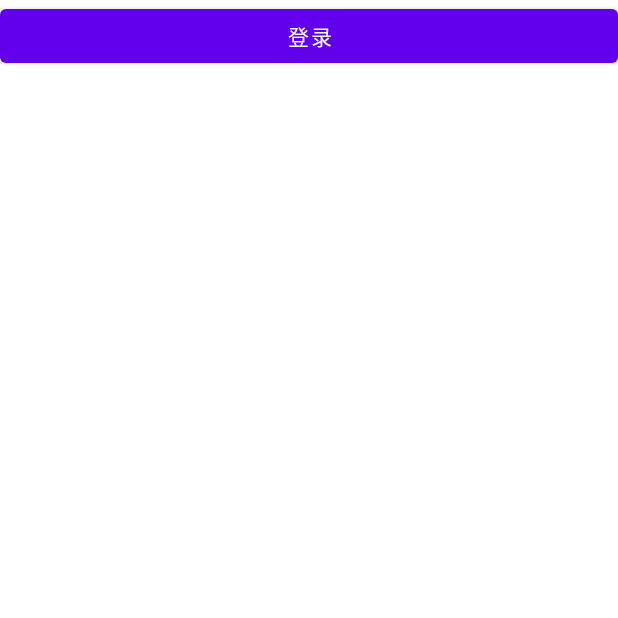
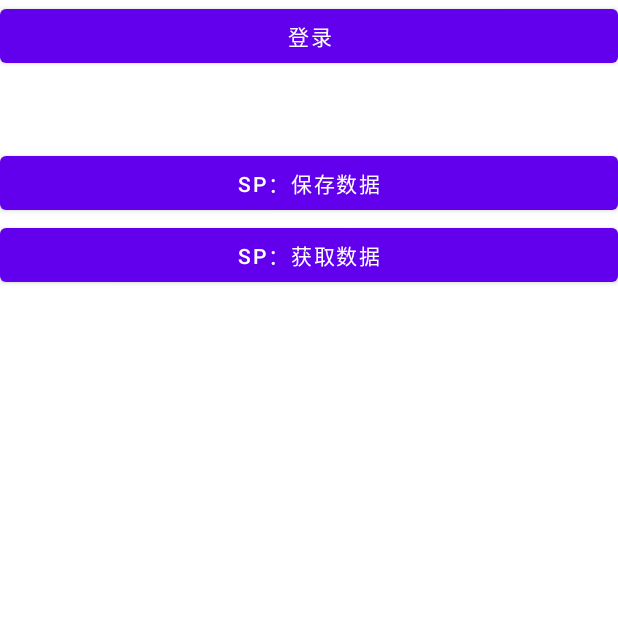
Before and after one commit to StevenMayD/AndroidLearning, an Android app: the screen it shows after launch (RxLoginActivity), after a tap on "登录", on a phone screen of 412 x 824 dp, the top half of it. Run offline under Robolectric (Android 15) with nearby library versions, the phone set to English and light mode, and no system bars; our stand-ins replace RxJava.

Commit message:
15、数据存储 - SP： 1. sp的简单使用

```diff
--- a/app/src/main/java/com/example/androidlearning/view/activity/RxLoginActivity.java
+++ b/app/src/main/java/com/example/androidlearning/view/activity/RxLoginActivity.java
@@ -1,8 +1,11 @@
 package com.example.androidlearning.view.activity;
 
+import android.content.Context;
+import android.content.SharedPreferences;
 import android.os.Bundle;
 import android.util.Log;
 import android.view.View;
+import android.widget.Toast;
 
 import androidx.appcompat.app.AppCompatActivity;
 
@@ -39,4 +42,25 @@ public class RxLoginActivity extends AppCompatActivity {
                     }
                 });
     }
+
+    /*
+        参数1： SP的名字
+        参数2： SP保存的时候用的模式（Context.MODE_APPEND-追加：每次保存都会追加；Context.MODE_PRIVATE-常规：每次保存都会更替）
+       public SharedPreferences getSharedPreferences(String name, int mode) {
+            throw new RuntimeException("Stub!");
+        }
+     */
+
+    // 通过SP来保存数据
+    public void saveDataBySP(View view) {
+        SharedPreferences sp_name1 = getSharedPreferences("SP_name1", Context.MODE_PRIVATE);
+        sp_name1.edit().putString("key1", "九阳神功").apply(); // apply才会写入到xml配置文件里面去
+    }
+
+    // 从SP获取数据
+    public void getDataBySP(View view) {
+        SharedPreferences sp_name1 = getSharedPreferences("SP_name1", Context.MODE_PRIVATE);
+        String value = sp_name1.getString("key1", "key_default"); // 假设key1 获取的值时空的，那么就会使用key_default对应的值
+        Toast.makeText(this, value, Toast.LENGTH_SHORT).show();
+    }
 }
--- a/app/src/main/res/layout/activity_rx_login.xml
+++ b/app/src/main/res/layout/activity_rx_login.xml
@@ -5,6 +5,7 @@
     xmlns:tools="http://schemas.android.com/tools"
     android:layout_width="match_parent"
     android:layout_height="match_parent"
+    android:orientation="vertical"
     tools:context=".view.activity.RxLoginActivity">
 
     <Button
@@ -12,4 +13,19 @@
         android:layout_height="wrap_content"
         android:text="登录"
         android:onClick="loginClick"/>
+
+    <Button
+        android:layout_width="match_parent"
+        android:layout_height="wrap_content"
+        android:text="SP：保存数据"
+        android:onClick="saveDataBySP"
+        android:layout_marginTop="50dp"
+        />
+
+    <Button
+        android:layout_width="match_parent"
+        android:layout_height="wrap_content"
+        android:text="SP：获取数据"
+        android:onClick="getDataBySP"
+        />
 </LinearLayout>
```
